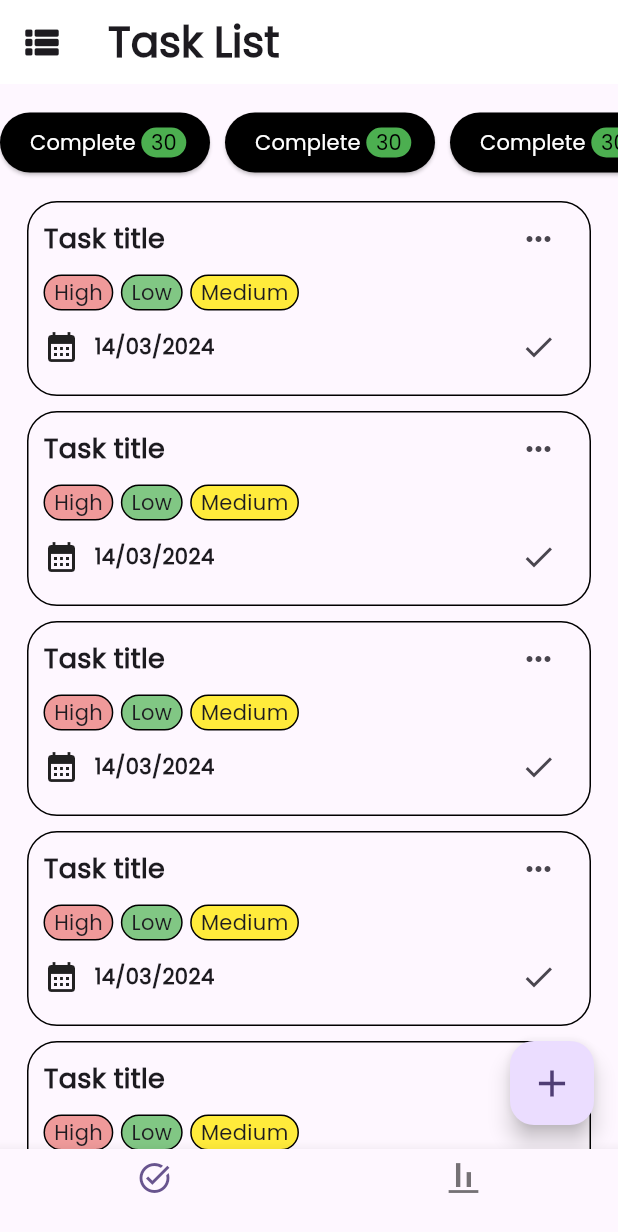
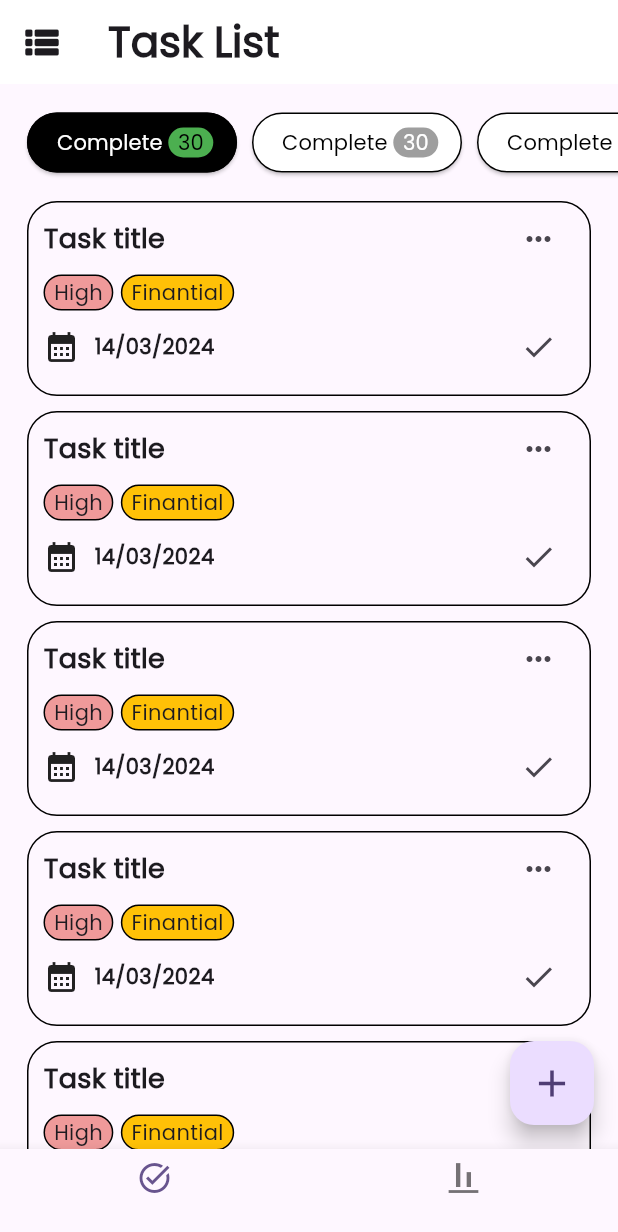
Before and after one commit to GuiTDS/task-manager-app, a Flutter app: the screen it shows after launch, on a phone screen of 412 x 824 dp. Shown: the top 1232 px of the screen. Run offline on Flutter 3.47's test engine with Material 3 defaults, Android fonts, the phone set to English and light mode, and no system bars.

Commit message:
feat: adding task card urgency and status badges

```diff
--- a/lib/components/task_card/task_card.dart
+++ b/lib/components/task_card/task_card.dart
@@ -1,8 +1,11 @@
 import 'package:flutter/material.dart';
 import 'package:task_management_app/components/task_card/task_card_category.dart';
+import 'package:task_management_app/components/task_card/task_card_urgency.dart';
 
 class TaskCard extends StatelessWidget {
-  const TaskCard({super.key});
+  final Category? category;
+  final Urgency urgency;
+  const TaskCard({super.key, required this.urgency, this.category});
 
   @override
   Widget build(BuildContext context) {
@@ -28,17 +31,13 @@ class TaskCard extends StatelessWidget {
                     icon: const Icon(Icons.more_horiz))
               ],
             ),
-            const Row(
+            Row(
               children: [
-                TaskCardCategory(urgency: Urgency.high),
-                SizedBox(
+                TaskCardUrgency(urgency: urgency),
+                const SizedBox(
                   width: 5,
                 ),
-                TaskCardCategory(urgency: Urgency.low),
-                SizedBox(
-                  width: 5,
-                ),
-                TaskCardCategory(urgency: Urgency.medium)
+                category != null ? TaskCardCategory(category: category!) : const SizedBox(),
               ],
             ),
             Row(
--- a/lib/components/task_card/task_card_category.dart
+++ b/lib/components/task_card/task_card_category.dart
@@ -1,26 +1,50 @@
 import 'package:flutter/material.dart';
 
-enum Urgency { low, medium, high }
+enum Category {
+  work,
+  personal,
+  education,
+  health,
+  finantial,
+  house,
+  travel,
+  others
+}
 
 class TaskCardCategory extends StatelessWidget {
-  final Urgency urgency;
+  final Category category;
 
-  const TaskCardCategory({super.key, required this.urgency});
+  const TaskCardCategory({super.key, required this.category});
 
   @override
   Widget build(BuildContext context) {
     String title;
     Color? color;
-    switch (urgency) {
-      case Urgency.low:
-        color = Colors.green[300];
-        title = 'Low';
-      case Urgency.medium:
+    switch (category) {
+      case Category.work:
+        color = Colors.blueGrey;
+        title = 'Work';
+      case Category.personal:
         color = Colors.yellow;
-        title = 'Medium';
-      case Urgency.high:
-        color = Colors.red[200];
-        title = 'High';
+        title = 'Personal';
+      case Category.education:
+        color = Colors.deepPurple;
+        title = 'Education';
+      case Category.health:
+        color = Colors.lightGreen;
+        title = 'Health';
+      case Category.finantial:
+        color = Colors.amber;
+        title = 'Finantial';
+      case Category.house:
+        color = Colors.brown;
+        title = 'House';
+      case Category.travel:
+        color = Colors.teal;
+        title = 'Travel';
+      case Category.others:
+        color = Colors.red;
+        title = 'Others';
     }
     return Container(
       padding: const EdgeInsets.symmetric(
--- /dev/null
+++ b/lib/components/task_card/task_card_urgency.dart
@@ -0,0 +1,36 @@
+import 'package:flutter/material.dart';
+
+enum Urgency { low, medium, high }
+
+class TaskCardUrgency extends StatelessWidget {
+  final Urgency urgency;
+  const TaskCardUrgency({super.key, required this.urgency});
+  @override
+  Widget build(BuildContext context) {
+    Color? color;
+    String title;
+    switch (urgency) {
+      case Urgency.high:
+        color = Colors.red[200];
+        title = 'High';
+      case Urgency.medium:
+        color = Colors.yellow;
+        title = 'Medium';
+      case Urgency.low:
+        color = Colors.blue[200];
+        title = 'Low';
+    }
+    return Container(
+      padding: const EdgeInsets.symmetric(
+        horizontal: 6,
+        vertical: 1,
+      ),
+      decoration: BoxDecoration(
+        border: Border.all(color: Colors.black),
+        borderRadius: BorderRadius.circular(20),
+        color: color,
+      ),
+      child: Text(title),
+    );
+  }
+}
--- a/lib/components/task_filter_button.dart
+++ b/lib/components/task_filter_button.dart
@@ -1,46 +1,60 @@
 import 'package:flutter/material.dart';
 
 class TaskFilterButton extends StatelessWidget {
-  const TaskFilterButton({super.key});
+  final VoidCallback onPressed;
+  final bool isActive;
+
+  const TaskFilterButton({
+    Key? key,
+    required this.onPressed,
+    this.isActive = false,
+  }) : super(key: key);
 
   @override
   Widget build(BuildContext context) {
     return SizedBox(
       width: 140,
       child: ElevatedButton(
-          onPressed: () => print('clicou'),
+        onPressed: onPressed,
         style: ElevatedButton.styleFrom(
-              backgroundColor: Colors.black,
-              padding: const EdgeInsets.only(left: 20, right: 0)),
+          shape: RoundedRectangleBorder(
+              borderRadius: BorderRadius.circular(25),
+              side: const BorderSide(color: Colors.black)),
+          backgroundColor: isActive ? Colors.black : Colors.white,
+          padding: const EdgeInsets.only(left: 20, right: 0),
+        ),
         child: Row(
           children: [
-              const Text(
+            Text(
               'Complete ',
               style: TextStyle(
-                  color: Colors.white,
+                color: isActive ? Colors.white : Colors.black,
               ),
             ),
             Container(
-                decoration: const BoxDecoration(
-                  color: Colors.green,
-                  borderRadius: BorderRadius.horizontal(
-                      left: Radius.circular(12), right: Radius.circular(12)),
+              decoration: BoxDecoration(
+                color: isActive ? Colors.green : Colors.grey,
+                borderRadius: const BorderRadius.horizontal(
+                  left: Radius.circular(12),
+                  right: Radius.circular(12),
+                ),
               ),
               width: 30,
-                child: const Row(
+              child: Row(
                 mainAxisAlignment: MainAxisAlignment.center,
                 children: [
                   Text(
                     '30',
                     style: TextStyle(
-                        color: Colors.black,
+                      color: isActive ? Colors.black : Colors.white,
                     ),
                   ),
                 ],
               ),
-              )
+            ),
           ],
-          )),
+        ),
+      ),
     );
   }
 }
--- a/lib/pages/task_page.dart
+++ b/lib/pages/task_page.dart
@@ -1,5 +1,7 @@
 import 'package:flutter/material.dart';
 import 'package:task_management_app/components/task_card/task_card.dart';
+import 'package:task_management_app/components/task_card/task_card_category.dart';
+import 'package:task_management_app/components/task_card/task_card_urgency.dart';
 import 'package:task_management_app/components/task_filter_button.dart';
 
 class TaskPage extends StatefulWidget {
@@ -10,6 +12,14 @@ class TaskPage extends StatefulWidget {
 }
 
 class _TaskPageState extends State<TaskPage> {
+  int activeButtonIndex = 0; // Estado para rastrear o botão ativo
+
+  void setActiveButtonIndex(int index) {
+    setState(() {
+      activeButtonIndex = index;
+    });
+  }
+
   @override
   Widget build(BuildContext context) {
     return Scaffold(
@@ -38,19 +48,29 @@ class _TaskPageState extends State<TaskPage> {
           const SizedBox(
             height: 15,
           ),
-          const SingleChildScrollView(
+          SingleChildScrollView(
             scrollDirection: Axis.horizontal,
+            padding: EdgeInsets.only(left: 18),
             child: Row(
               children: [
-                TaskFilterButton(),
-                SizedBox(
+                TaskFilterButton(
+                  onPressed: () => setActiveButtonIndex(0),
+                  isActive: activeButtonIndex == 0,
+                ),
+                const SizedBox(
                   width: 10,
                 ),
-                TaskFilterButton(),
-                SizedBox(
+                TaskFilterButton(
+                  onPressed: () => setActiveButtonIndex(1),
+                  isActive: activeButtonIndex == 1,
+                ),
+                const SizedBox(
                   width: 10,
                 ),
-                TaskFilterButton(),
+                TaskFilterButton(
+                  onPressed: () => setActiveButtonIndex(2),
+                  isActive: activeButtonIndex == 2,
+                ),
               ],
             ),
           ),
@@ -59,8 +79,9 @@ class _TaskPageState extends State<TaskPage> {
           ),
           Expanded(
             child: ListView.separated(
-              padding: const EdgeInsets.symmetric(horizontal: 18),
-              itemBuilder: (context, index) => const TaskCard(),
+              padding: const EdgeInsets.only(left: 18, right: 18, bottom: 75),
+              itemBuilder: (context, index) => const TaskCard(
+                  urgency: Urgency.high, category: Category.finantial),
               itemCount: 6,
               separatorBuilder: (context, index) => const SizedBox(
                 height: 10,
```
Lines whose indentation alone changed are shown as unchanged.
